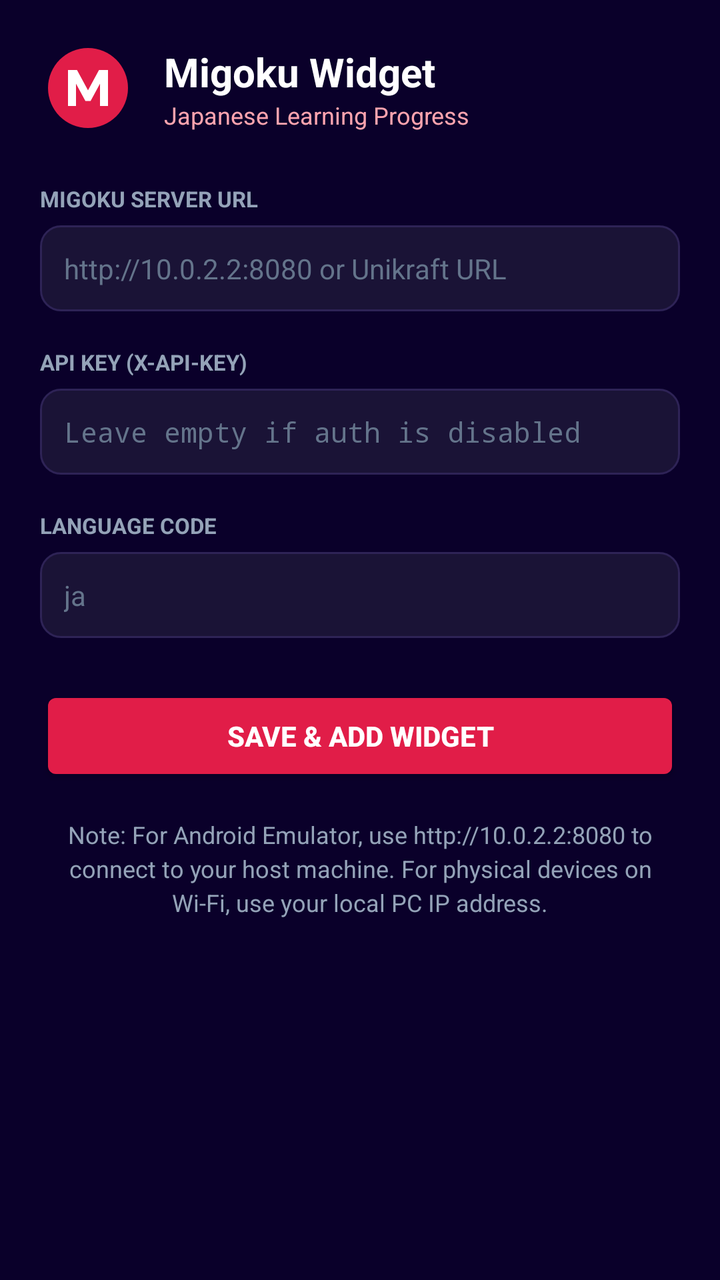
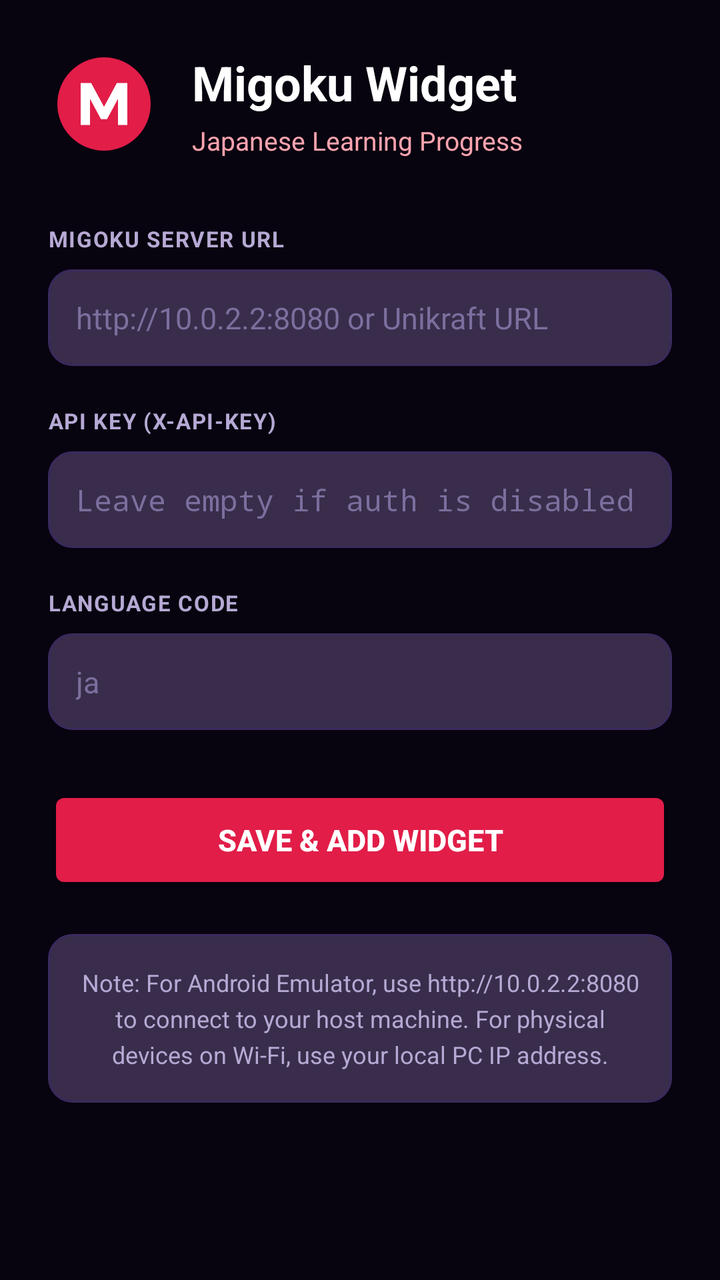

The first picture is an Android layout as it rendered before a commit; the second is the same layout after the commit. The layout source and the unified diff follow.
<!-- AndroidManifest.xml: activity theme android:Theme.DeviceDefault.NoActionBar -->
<!-- res/layout/activity_widget_config.xml -->
<?xml version="1.0" encoding="utf-8"?>
<ScrollView xmlns:android="http://schemas.android.com/apk/res/android"
    android:layout_width="match_parent"
    android:layout_height="match_parent"
    android:background="#0A002A"
    android:padding="20dp">

    <LinearLayout
        android:layout_width="match_parent"
        android:layout_height="wrap_content"
        android:orientation="vertical">

        <LinearLayout
            android:layout_width="match_parent"
            android:layout_height="wrap_content"
            android:gravity="center_vertical"
            android:orientation="horizontal"
            android:layout_marginBottom="24dp">

            <ImageView
                android:layout_width="48dp"
                android:layout_height="48dp"
                android:src="@drawable/ic_migaku_logo"
                android:contentDescription="Migaku Logo" />

            <LinearLayout
                android:layout_width="wrap_content"
                android:layout_height="wrap_content"
                android:layout_marginStart="14dp"
                android:orientation="vertical">

                <TextView
                    android:layout_width="wrap_content"
                    android:layout_height="wrap_content"
                    android:text="Migoku Widget"
                    android:textColor="#FFFFFF"
                    android:textSize="20sp"
                    android:textStyle="bold" />

                <TextView
                    android:layout_width="wrap_content"
                    android:layout_height="wrap_content"
                    android:text="Japanese Learning Progress"
                    android:textColor="#FDA4AF"
                    android:textSize="12sp" />
            </LinearLayout>
        </LinearLayout>

        
        <TextView
            android:layout_width="wrap_content"
            android:layout_height="wrap_content"
            android:text="MIGOKU SERVER URL"
            android:textColor="#94A3B8"
            android:textSize="11sp"
            android:textStyle="bold" />

        <EditText
            android:id="@+id/et_server_url"
            android:layout_width="match_parent"
            android:layout_height="wrap_content"
            android:layout_marginTop="6dp"
            android:layout_marginBottom="18dp"
            android:background="@drawable/input_bg"
            android:hint="http://10.0.2.2:8080 or Unikraft URL"
            android:inputType="textUri"
            android:padding="12dp"
            android:textColor="#FFFFFF"
            android:textColorHint="#64748B"
            android:textSize="14sp" />

        
        <TextView
            android:layout_width="wrap_content"
            android:layout_height="wrap_content"
            android:text="API KEY (X-API-KEY)"
            android:textColor="#94A3B8"
            android:textSize="11sp"
            android:textStyle="bold" />

        <EditText
            android:id="@+id/et_api_key"
            android:layout_width="match_parent"
            android:layout_height="wrap_content"
            android:layout_marginTop="6dp"
            android:layout_marginBottom="18dp"
            android:background="@drawable/input_bg"
            android:hint="Leave empty if auth is disabled"
            android:inputType="textPassword"
            android:padding="12dp"
            android:textColor="#FFFFFF"
            android:textColorHint="#64748B"
            android:textSize="14sp" />

        
        <TextView
            android:layout_width="wrap_content"
            android:layout_height="wrap_content"
            android:text="LANGUAGE CODE"
            android:textColor="#94A3B8"
            android:textSize="11sp"
            android:textStyle="bold" />

        <EditText
            android:id="@+id/et_lang"
            android:layout_width="match_parent"
            android:layout_height="wrap_content"
            android:layout_marginTop="6dp"
            android:layout_marginBottom="24dp"
            android:background="@drawable/input_bg"
            android:hint="ja"
            android:inputType="text"
            android:padding="12dp"
            android:textColor="#FFFFFF"
            android:textColorHint="#64748B"
            android:textSize="14sp" />

        <Button
            android:id="@+id/btn_save_config"
            android:layout_width="match_parent"
            android:layout_height="50dp"
            android:backgroundTint="#E11D48"
            android:text="Save &amp; Add Widget"
            android:textColor="#FFFFFF"
            android:textStyle="bold" />

        <TextView
            android:layout_width="match_parent"
            android:layout_height="wrap_content"
            android:layout_marginTop="16dp"
            android:gravity="center"
            android:lineSpacingExtra="3dp"
            android:text="Note: For Android Emulator, use http://10.0.2.2:8080 to connect to your host machine. For physical devices on Wi-Fi, use your local PC IP address."
            android:textColor="#94A3B8"
            android:textSize="12sp" />
    </LinearLayout>
</ScrollView>
<!-- resources referenced by this layout -->
<resources>
  <!-- drawable ic_migaku_logo (drawable) -->
  <vector xmlns:android="http://schemas.android.com/apk/res/android"
      android:width="48dp"
      android:height="48dp"
      android:viewportWidth="48"
      android:viewportHeight="48">
      
      <path
          android:fillColor="#E11D48"
          android:pathData="M24,4C12.95,4 4,12.95 4,24s8.95,20 20,20 20,-8.95 20,-20S35.05,4 24,4z"/>
      
      <path
          android:fillColor="#FFFFFF"
          android:pathData="M14,33V15h4.5l5.5,10.2L29.5,15H34v18h-4V21.8l-4.7,8.7h-2.6L18,21.8V33H14z"/>
  </vector>
  <!-- drawable input_bg (drawable) -->
  <?xml version="1.0" encoding="utf-8"?>
  <shape xmlns:android="http://schemas.android.com/apk/res/android"
      android:shape="rectangle">
      <solid android:color="#1A1336" />
      <corners android:radius="10dp" />
      <stroke
          android:width="1dp"
          android:color="#2E2356" />
  </shape>
</resources>

<!-- the commit's change to res/layout/activity_widget_config.xml (unified diff, before → after) -->
@@ -2,8 +2,9 @@
 <ScrollView xmlns:android="http://schemas.android.com/apk/res/android"
     android:layout_width="match_parent"
     android:layout_height="match_parent"
-    android:background="#0A002A"
-    android:padding="20dp">
+    android:background="@color/bg_dark"
+    android:fillViewport="true"
+    android:padding="24dp">
 
     <LinearLayout
         android:layout_width="match_parent"
@@ -15,34 +16,35 @@
             android:layout_height="wrap_content"
             android:gravity="center_vertical"
             android:orientation="horizontal"
-            android:layout_marginBottom="24dp">
+            android:layout_marginBottom="32dp">
 
             <ImageView
-                android:layout_width="48dp"
-                android:layout_height="48dp"
+                android:layout_width="56dp"
+                android:layout_height="56dp"
                 android:src="@drawable/ic_migaku_logo"
                 android:contentDescription="Migaku Logo" />
 
             <LinearLayout
                 android:layout_width="wrap_content"
                 android:layout_height="wrap_content"
-                android:layout_marginStart="14dp"
+                android:layout_marginStart="16dp"
                 android:orientation="vertical">
 
                 <TextView
                     android:layout_width="wrap_content"
                     android:layout_height="wrap_content"
                     android:text="Migoku Widget"
-                    android:textColor="#FFFFFF"
-                    android:textSize="20sp"
+                    android:textColor="@color/text_primary"
+                    android:textSize="24sp"
                     android:textStyle="bold" />
 
                 <TextView
                     android:layout_width="wrap_content"
                     android:layout_height="wrap_content"
+                    android:layout_marginTop="4dp"
                     android:text="Japanese Learning Progress"
-                    android:textColor="#FDA4AF"
-                    android:textSize="12sp" />
+                    android:textColor="@color/badge_ja_text"
+                    android:textSize="13sp" />
             </LinearLayout>
         </LinearLayout>
 
@@ -51,87 +53,93 @@
             android:layout_width="wrap_content"
             android:layout_height="wrap_content"
             android:text="MIGOKU SERVER URL"
-            android:textColor="#94A3B8"
+            android:textColor="@color/text_secondary"
             android:textSize="11sp"
-            android:textStyle="bold" />
+            android:textStyle="bold"
+            android:letterSpacing="0.05" />
 
         <EditText
             android:id="@+id/et_server_url"
             android:layout_width="match_parent"
             android:layout_height="wrap_content"
-            android:layout_marginTop="6dp"
-            android:layout_marginBottom="18dp"
+            android:layout_marginTop="8dp"
+            android:layout_marginBottom="20dp"
             android:background="@drawable/input_bg"
             android:hint="http://10.0.2.2:8080 or Unikraft URL"
             android:inputType="textUri"
-            android:padding="12dp"
-            android:textColor="#FFFFFF"
-            android:textColorHint="#64748B"
-            android:textSize="14sp" />
+            android:padding="14dp"
+            android:textColor="@color/text_primary"
+            android:textColorHint="@color/text_muted"
+            android:textSize="15sp" />
 
         
         <TextView
             android:layout_width="wrap_content"
             android:layout_height="wrap_content"
             android:text="API KEY (X-API-KEY)"
-            android:textColor="#94A3B8"
+            android:textColor="@color/text_secondary"
             android:textSize="11sp"
-            android:textStyle="bold" />
+            android:textStyle="bold"
+            android:letterSpacing="0.05" />
 
         <EditText
             android:id="@+id/et_api_key"
             android:layout_width="match_parent"
             android:layout_height="wrap_content"
-            android:layout_marginTop="6dp"
-            android:layout_marginBottom="18dp"
+            android:layout_marginTop="8dp"
+            android:layout_marginBottom="20dp"
             android:background="@drawable/input_bg"
             android:hint="Leave empty if auth is disabled"
             android:inputType="textPassword"
-            android:padding="12dp"
-            android:textColor="#FFFFFF"
-            android:textColorHint="#64748B"
-            android:textSize="14sp" />
+            android:padding="14dp"
+            android:textColor="@color/text_primary"
+            android:textColorHint="@color/text_muted"
+            android:textSize="15sp" />
 
         
         <TextView
             android:layout_width="wrap_content"
             android:layout_height="wrap_content"
             android:text="LANGUAGE CODE"
-            android:textColor="#94A3B8"
+            android:textColor="@color/text_secondary"
             android:textSize="11sp"
-            android:textStyle="bold" />
+            android:textStyle="bold"
+            android:letterSpacing="0.05" />
 
         <EditText
             android:id="@+id/et_lang"
             android:layout_width="match_parent"
             android:layout_height="wrap_content"
-            android:layout_marginTop="6dp"
-            android:layout_marginBottom="24dp"
+            android:layout_marginTop="8dp"
+            android:layout_marginBottom="28dp"
             android:background="@drawable/input_bg"
             android:hint="ja"
             android:inputType="text"
-            android:padding="12dp"
-            android:textColor="#FFFFFF"
-            android:textColorHint="#64748B"
-            android:textSize="14sp" />
+            android:padding="14dp"
+            android:textColor="@color/text_primary"
+            android:textColorHint="@color/text_muted"
+            android:textSize="15sp" />
 
         <Button
             android:id="@+id/btn_save_config"
             android:layout_width="match_parent"
-            android:layout_height="50dp"
-            android:backgroundTint="#E11D48"
+            android:layout_height="54dp"
+            android:backgroundTint="@color/migaku_crimson"
             android:text="Save &amp; Add Widget"
-            android:textColor="#FFFFFF"
+            android:textColor="@color/text_primary"
+            android:textSize="15sp"
             android:textStyle="bold" />
 
         <TextView
             android:layout_width="match_parent"
             android:layout_height="wrap_content"
-            android:layout_marginTop="16dp"
+            android:layout_marginTop="20dp"
             android:gravity="center"
-            android:lineSpacingExtra="3dp"
+            android:lineSpacingExtra="4dp"
+            android:padding="16dp"
+            android:background="@drawable/input_bg"
             android:text="Note: For Android Emulator, use http://10.0.2.2:8080 to connect to your host machine. For physical devices on Wi-Fi, use your local PC IP address."
-            android:textColor="#94A3B8"
+            android:textColor="@color/text_secondary"
             android:textSize="12sp" />
     </LinearLayout>
 </ScrollView>
<!-- resource entries referenced after the edit -->
@@ -1,5 +1,11 @@
 <!-- resources referenced by this layout -->
 <resources>
+  <color name="badge_ja_text">#FDA4AF</color>
+  <color name="bg_dark">#07030F</color>
+  <color name="migaku_crimson">#E11D48</color>
+  <color name="text_muted">#7C6F9E</color>
+  <color name="text_primary">#FFFFFF</color>
+  <color name="text_secondary">#B6A9D4</color>
   <!-- drawable ic_migaku_logo (drawable) -->
   <vector xmlns:android="http://schemas.android.com/apk/res/android"
       android:width="48dp"
@@ -17,13 +23,30 @@
   </vector>
   <!-- drawable input_bg (drawable) -->
   <?xml version="1.0" encoding="utf-8"?>
-  <shape xmlns:android="http://schemas.android.com/apk/res/android"
-      android:shape="rectangle">
-      <solid android:color="#1A1336" />
-      <corners android:radius="10dp" />
-      <stroke
-          android:width="1dp"
-          android:color="#2E2356" />
-  </shape>
+  <layer-list xmlns:android="http://schemas.android.com/apk/res/android">
+      
+      <item>
+          <shape android:shape="rectangle">
+              <solid android:color="@color/input_bg" />
+              <corners android:radius="12dp" />
+          </shape>
+      </item>
+      
+      <item android:top="1dp" android:left="1dp" android:right="1dp" android:bottom="1dp">
+          <shape android:shape="rectangle">
+              <solid android:color="#20FFFFFF" />
+              <corners android:radius="11dp" />
+          </shape>
+      </item>
+      
+      <item>
+          <shape android:shape="rectangle">
+              <corners android:radius="12dp" />
+              <stroke android:width="1dp" android:color="@color/input_border" />
+          </shape>
+      </item>
+  </layer-list>
+  <color name="input_bg">#1C0F31</color>
+  <color name="input_border">#3B2A5E</color>
 </resources>
 
